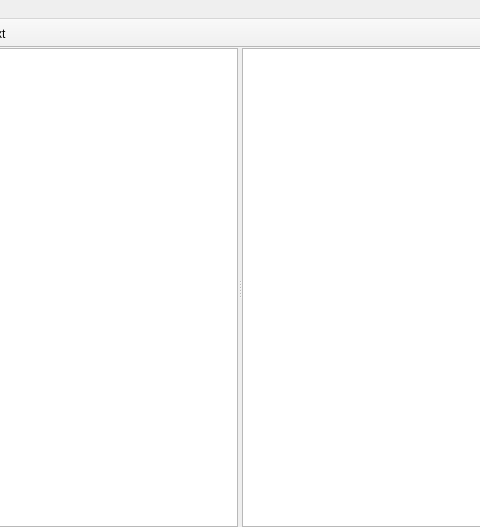
kvrohit/muiplayer, file src/MUI/ui/mui.ui: the form before one commit; both pictures show x 141 to 621 and y 0 to 527 of the 761 by 527 pixel window.
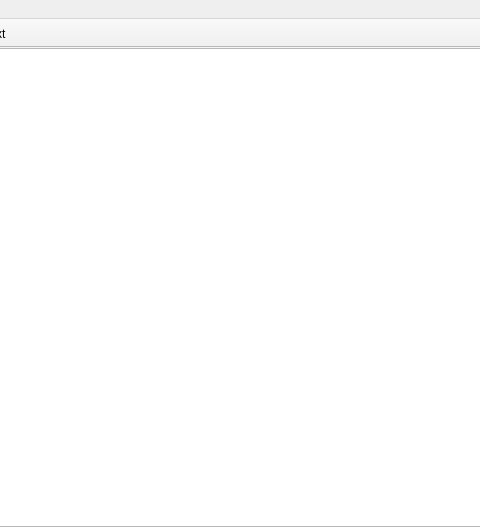
The form after the commit. Icons and pictures are not drawn.

What changed in the file:
```diff
--- a/src/MUI/ui/mui.ui
+++ b/src/MUI/ui/mui.ui
@@ -24,34 +24,11 @@
    <set>QMainWindow::AllowNestedDocks|QMainWindow::AllowTabbedDocks|QMainWindow::AnimatedDocks</set>
   </property>
   <widget class="QWidget" name="centralWidget">
-   <layout class="QHBoxLayout" name="horizontalLayout">
-    <property name="spacing">
-     <number>0</number>
-    </property>
+   <layout class="QVBoxLayout" name="verticalLayout">
     <property name="margin">
      <number>0</number>
     </property>
     <item>
-     <widget class="QSplitter" name="splitterMain">
-      <property name="orientation">
-       <enum>Qt::Horizontal</enum>
-      </property>
-      <widget class="QTreeView" name="libraryTreeView">
-       <property name="font">
-        <font>
-         <pointsize>9</pointsize>
-        </font>
-       </property>
-       <property name="indentation">
-        <number>10</number>
-       </property>
-       <property name="uniformRowHeights">
-        <bool>true</bool>
-       </property>
-       <property name="headerHidden">
-        <bool>true</bool>
-       </property>
-      </widget>
       <widget class="QTreeView" name="treeView">
        <property name="font">
         <font>
@@ -88,7 +65,6 @@
        <property name="expandsOnDoubleClick">
         <bool>false</bool>
        </property>
-      </widget>
      </widget>
     </item>
    </layout>
```
Lines whose indentation alone changed are shown as unchanged.
